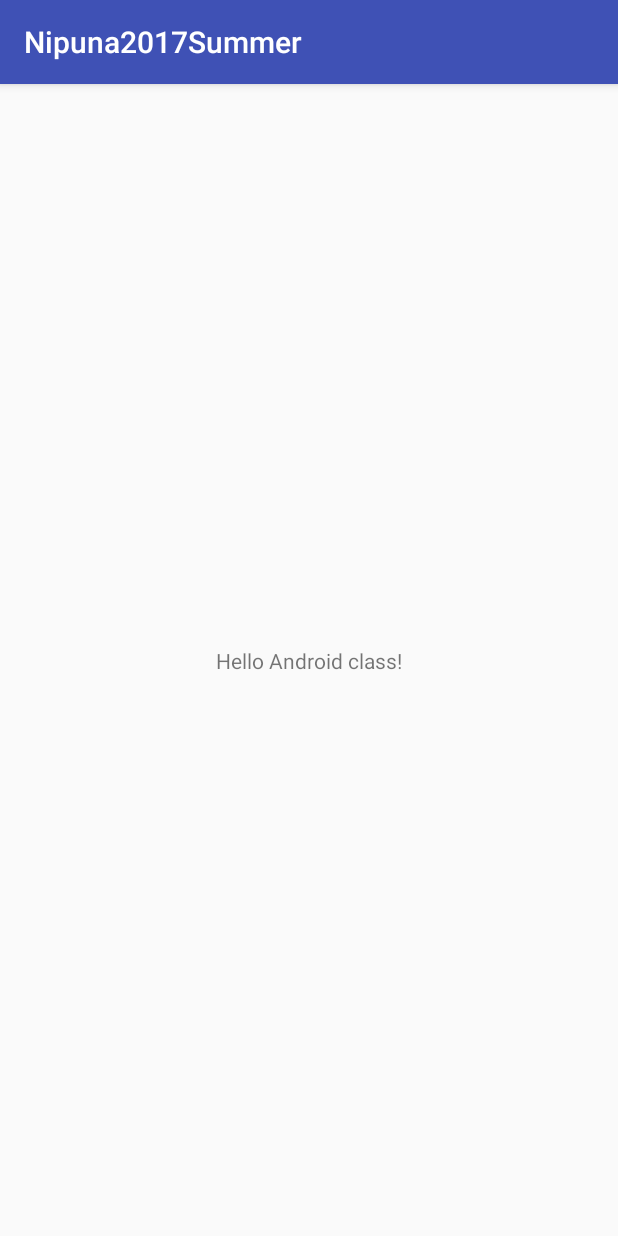
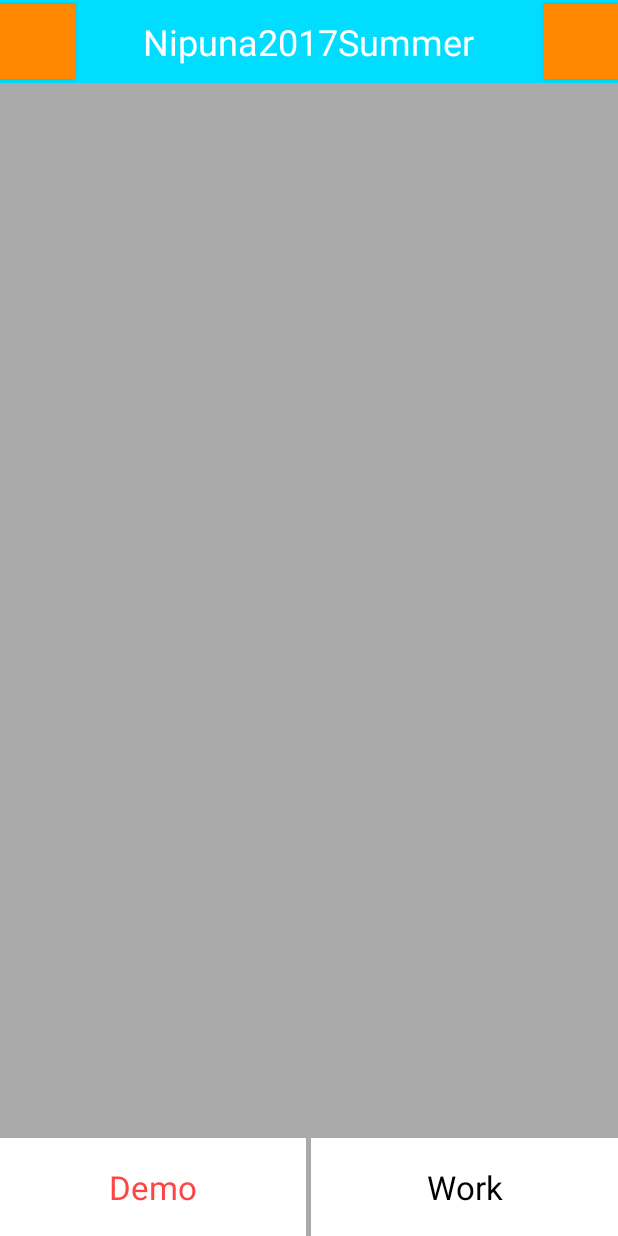
Before and after one commit to nipunasenanayake/Nipuna2017Summer, an Android app: the screen it shows after launch (MainActivity), on a phone screen of 412 x 824 dp. Run offline under Robolectric (Android 15) with nearby library versions, the phone set to English and light mode, and no system bars.

Commit message:
commit on 7th June

```diff
--- a/app/src/main/AndroidManifest.xml
+++ b/app/src/main/AndroidManifest.xml
@@ -8,7 +8,7 @@
         android:label="@string/app_name"
         android:roundIcon="@mipmap/ic_launcher_round"
         android:supportsRtl="true"
-        android:theme="@style/AppTheme">
+        android:theme="@style/Theme.AppCompat.NoActionBar">
         <activity android:name=".MainActivity">
             <intent-filter>
                 <action android:name="android.intent.action.MAIN" />
--- a/app/src/main/res/layout/activity_main.xml
+++ b/app/src/main/res/layout/activity_main.xml
@@ -1,18 +1,91 @@
 <?xml version="1.0" encoding="utf-8"?>
-<android.support.constraint.ConstraintLayout xmlns:android="http://schemas.android.com/apk/res/android"
+<RelativeLayout xmlns:android="http://schemas.android.com/apk/res/android"
     xmlns:app="http://schemas.android.com/apk/res-auto"
     xmlns:tools="http://schemas.android.com/tools"
     android:layout_width="match_parent"
     android:layout_height="match_parent"
+    android:background="@android:color/black"
+    android:orientation="horizontal"
     tools:context="edu.gsu.httpscs.nipuna2017summer.MainActivity">
 
-    <TextView
-        android:layout_width="wrap_content"
-        android:layout_height="wrap_content"
-        android:text="Hello Android class!"
-        app:layout_constraintBottom_toBottomOf="parent"
-        app:layout_constraintLeft_toLeftOf="parent"
-        app:layout_constraintRight_toRightOf="parent"
-        app:layout_constraintTop_toTopOf="parent" />
+    <RelativeLayout
+        android:id="@+id/activity_main_title"
+        android:layout_width="match_parent"
+        android:layout_height="55dp"
+        android:background="@android:color/holo_blue_bright"
+        android:layout_alignParentTop="true">
 
-</android.support.constraint.ConstraintLayout>
+        <TextView
+            android:layout_width="wrap_content"
+            android:layout_height="match_parent"
+            android:text="@string/app_name"
+            android:textColor="@android:color/white"
+            android:textSize="24sp"
+            android:layout_centerInParent="true"
+            android:gravity="center" />
+
+        <Button
+            android:layout_width="50dp"
+            android:layout_height="50dp"
+            android:layout_centerVertical="true"
+            android:layout_alignParentLeft="true"
+            android:background="@android:color/holo_orange_dark"/>
+
+        <Button
+            android:layout_width="50dp"
+            android:layout_height="50dp"
+            android:layout_centerVertical="true"
+            android:layout_alignParentRight="true"
+            android:background="@android:color/holo_orange_dark"/>
+
+    </RelativeLayout>
+
+    <LinearLayout
+        android:id="@+id/activity_main_tool"
+        android:layout_width="match_parent"
+        android:layout_height="65dp"
+        android:background="@android:color/white"
+        android:layout_alignParentBottom="true"
+        android:layout_alignParentStart="true">
+
+        <TextView
+            android:layout_width="0dp"
+            android:layout_height="match_parent"
+            android:layout_weight="3"
+            android:text="Demo"
+            android:textSize="22sp"
+            android:textColor="@android:color/holo_red_light"
+            android:gravity="center"
+            android:layout_gravity="center_vertical"
+            />
+
+        <View
+        android:layout_width="0dp"
+        android:layout_height="match_parent"
+        android:layout_weight="0.05"
+        android:background="@android:color/darker_gray">
+        </View>
+
+        <TextView
+            android:layout_width="0dp"
+            android:layout_height="match_parent"
+            android:layout_weight="3"
+            android:text="Work"
+            android:textSize="22sp"
+            android:textColor="@android:color/black"
+            android:gravity="center"
+            android:layout_gravity="center_vertical"
+            />
+
+    </LinearLayout>
+
+    <ListView
+        android:layout_width="match_parent"
+        android:layout_height="match_parent"
+        android:layout_below="@id/activity_main_title"
+        android:layout_above="@id/activity_main_tool"
+        android:background="@android:color/darker_gray">
+
+    </ListView>
+
+</RelativeLayout>
```
